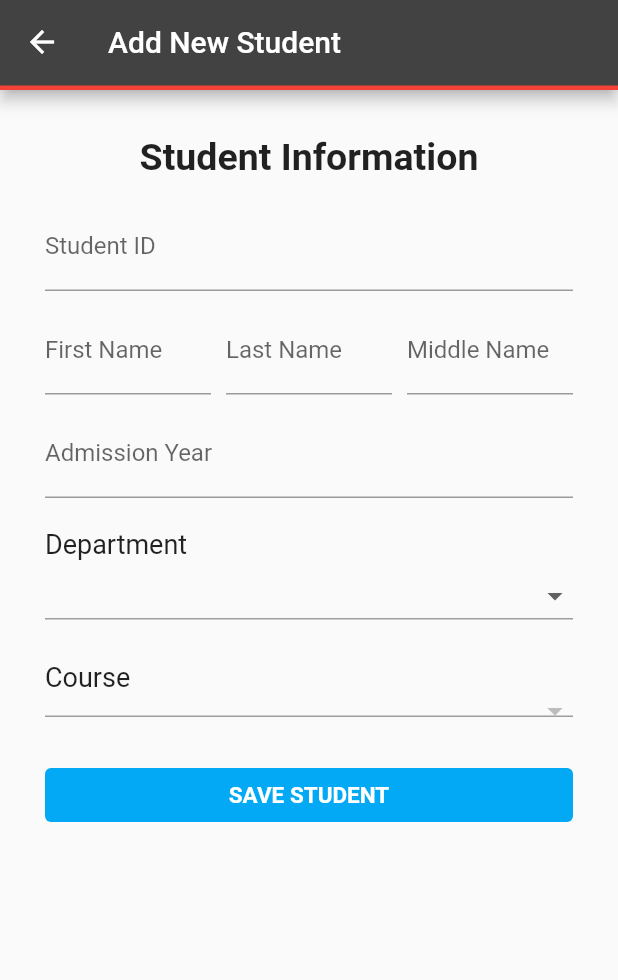
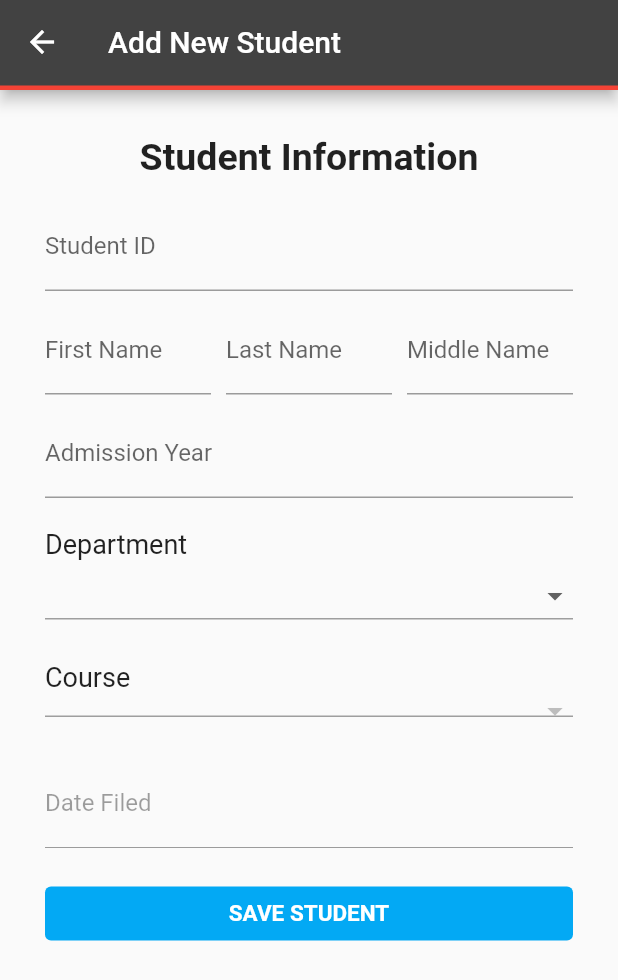
Before and after one commit to ASBHYCEPE/student_cred_managemnet, a Flutter app: the StudentDetails screen opened directly, on a phone screen of 412 x 824 dp. Shown: the top 980 px of the screen. Run offline on Flutter 3.47's test engine with Material 2 defaults, Android fonts, the phone set to English and light mode, and no system bars; our stand-ins replace sqflite; accounts and stored records are empty.

Commit message:
Added a disabled form field for displaying filing date and date formatter

```diff
--- a/lib/pages/student_details.dart
+++ b/lib/pages/student_details.dart
@@ -3,6 +3,7 @@ import 'package:cred_management/services/database_helper.dart';
 import 'package:flutter/material.dart';
 import 'package:cred_management/models/academic_program.dart';
 import 'package:flutter/services.dart';
+import 'package:intl/intl.dart';
 
 class StudentDetails extends StatefulWidget {
   final String appBarTitle;
@@ -23,6 +24,7 @@ class _StudentDetailsState extends State<StudentDetails> {
   final lastNameController = TextEditingController();
   final middleNameController = TextEditingController();
   final admissionYearController = TextEditingController();
+  final dateFiledController = TextEditingController();
   String? selectedDepartment;
   String? selectedCourse;
   List<String> course = [];
@@ -33,6 +35,10 @@ class _StudentDetailsState extends State<StudentDetails> {
   void initState() {
     super.initState();
     if (student != null) {
+      final DateFormat formatter = DateFormat('yyyy-MM-dd');
+      final String formatted =
+          formatter.format(DateTime.parse(student!.filingDate.toString()));
+      dateFiledController.text = formatted;
       studentIDController.text = student!.studentID;
       firstNameController.text = student!.firstName;
       lastNameController.text = student!.lastName;
@@ -163,6 +169,14 @@ class _StudentDetailsState extends State<StudentDetails> {
             const SizedBox(
               height: 20.0,
             ),
+            TextFormField(
+              enabled: false,
+              controller: dateFiledController,
+              decoration: const InputDecoration(labelText: 'Date Filed'),
+            ),
+            const SizedBox(
+              height: 20.0,
+            ),
             Row(
               children: [
                 Expanded(
```
